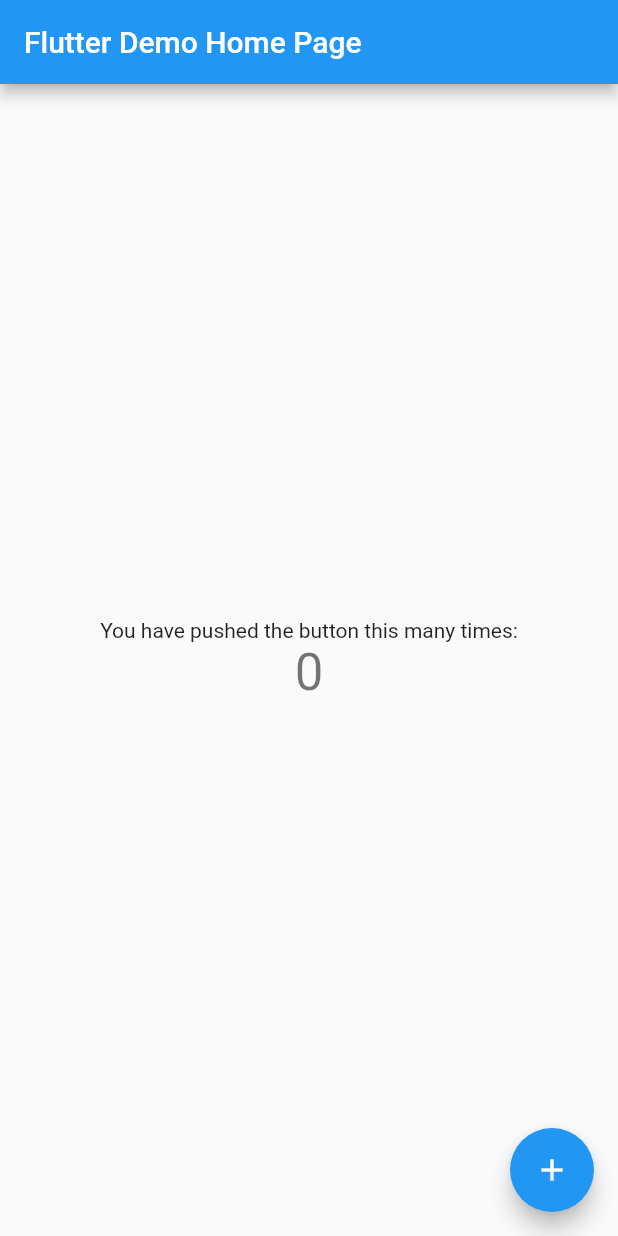
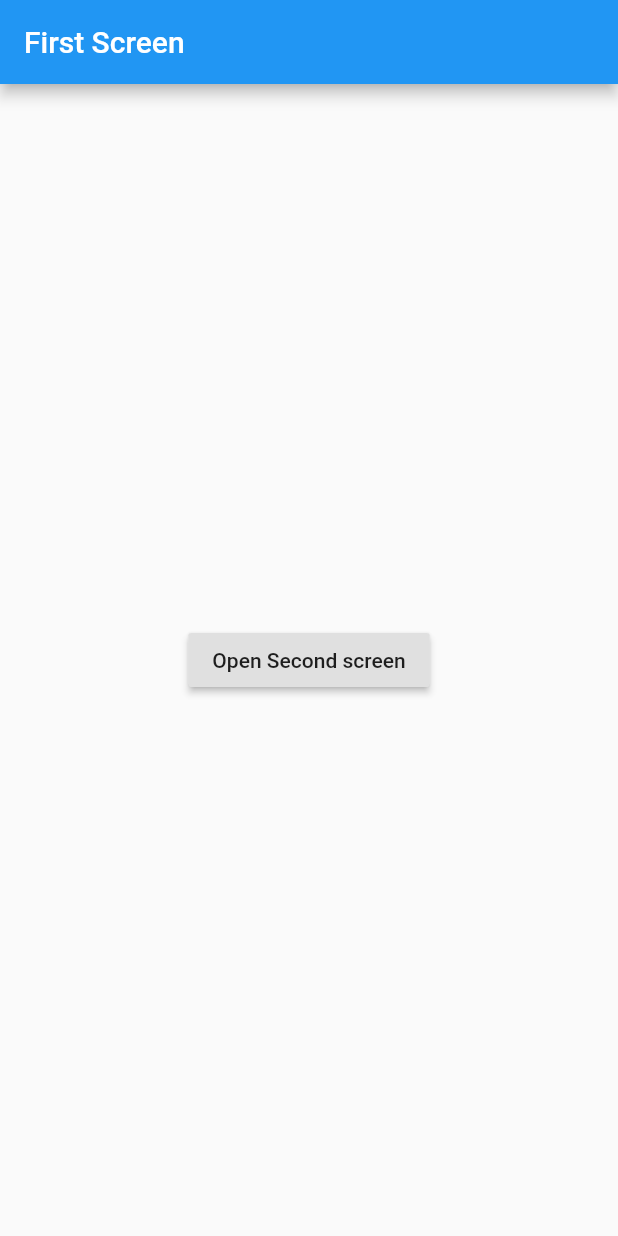
Before and after one commit to zeh/flutter_transitions, a Flutter app: the screen it shows after launch, on a phone screen of 412 x 824 dp. Run offline on Flutter 3.47's test engine with Material 2 defaults, Android fonts, the phone set to English and light mode, and no system bars.

Commit message:
Replaced project scaffolding with a simple navigation base

```diff
--- a/lib/main.dart
+++ b/lib/main.dart
@@ -3,109 +3,60 @@ import 'package:flutter/material.dart';
 void main() => runApp(MyApp());
 
 class MyApp extends StatelessWidget {
-  // This widget is the root of your application.
   @override
   Widget build(BuildContext context) {
     return MaterialApp(
-      title: 'Flutter Demo',
+      title: 'Transitions',
+      initialRoute: FirstScreen.routeName,
+      routes: {
+        FirstScreen.routeName: (context) => FirstScreen(),
+        SecondScreen.routeName: (context) => SecondScreen(),
+      },
       theme: ThemeData(
-        // This is the theme of your application.
-        //
-        // Try running your application with "flutter run". You'll see the
-        // application has a blue toolbar. Then, without quitting the app, try
-        // changing the primarySwatch below to Colors.green and then invoke
-        // "hot reload" (press "r" in the console where you ran "flutter run",
-        // or simply save your changes to "hot reload" in a Flutter IDE).
-        // Notice that the counter didn't reset back to zero; the application
-        // is not restarted.
         primarySwatch: Colors.blue,
       ),
-      home: MyHomePage(title: 'Flutter Demo Home Page'),
     );
   }
 }
 
-class MyHomePage extends StatefulWidget {
-  MyHomePage({Key key, this.title}) : super(key: key);
-
-  // This widget is the home page of your application. It is stateful, meaning
-  // that it has a State object (defined below) that contains fields that affect
-  // how it looks.
-
-  // This class is the configuration for the state. It holds the values (in this
-  // case the title) provided by the parent (in this case the App widget) and
-  // used by the build method of the State. Fields in a Widget subclass are
-  // always marked "final".
-
-  final String title;
-
-  @override
-  _MyHomePageState createState() => _MyHomePageState();
-}
-
-class _MyHomePageState extends State<MyHomePage> {
-  int _counter = 0;
-
-  void _incrementCounter() {
-    setState(() {
-      // This call to setState tells the Flutter framework that something has
-      // changed in this State, which causes it to rerun the build method below
-      // so that the display can reflect the updated values. If we changed
-      // _counter without calling setState(), then the build method would not be
-      // called again, and so nothing would appear to happen.
-      _counter++;
-    });
-  }
+class FirstScreen extends StatelessWidget {
+  static const routeName = '/first';
 
   @override
   Widget build(BuildContext context) {
-    // This method is rerun every time setState is called, for instance as done
-    // by the _incrementCounter method above.
-    //
-    // The Flutter framework has been optimized to make rerunning build methods
-    // fast, so that you can just rebuild anything that needs updating rather
-    // than having to individually change instances of widgets.
     return Scaffold(
       appBar: AppBar(
-        // Here we take the value from the MyHomePage object that was created by
-        // the App.build method, and use it to set our appbar title.
-        title: Text(widget.title),
+        title: Text('First Screen'),
       ),
       body: Center(
-        // Center is a layout widget. It takes a single child and positions it
-        // in the middle of the parent.
-        child: Column(
-          // Column is also a layout widget. It takes a list of children and
-          // arranges them vertically. By default, it sizes itself to fit its
-          // children horizontally, and tries to be as tall as its parent.
-          //
-          // Invoke "debug painting" (press "p" in the console, choose the
-          // "Toggle Debug Paint" action from the Flutter Inspector in Android
-          // Studio, or the "Toggle Debug Paint" command in Visual Studio Code)
-          // to see the wireframe for each widget.
-          //
-          // Column has various properties to control how it sizes itself and
-          // how it positions its children. Here we use mainAxisAlignment to
-          // center the children vertically; the main axis here is the vertical
-          // axis because Columns are vertical (the cross axis would be
-          // horizontal).
-          mainAxisAlignment: MainAxisAlignment.center,
-          children: <Widget>[
-            Text(
-              'You have pushed the button this many times:',
-            ),
-            Text(
-              '$_counter',
-              style: Theme.of(context).textTheme.display1,
-            ),
-          ],
+        child: RaisedButton(
+          child: Text('Open Second screen'),
+          onPressed: () {
+            Navigator.pushNamed(context, SecondScreen.routeName);
+          },
         ),
       ),
-      floatingActionButton: FloatingActionButton(
-        onPressed: _incrementCounter,
-        tooltip: 'Increment',
-        child: Icon(Icons.add),
-      ), // This trailing comma makes auto-formatting nicer for build methods.
     );
   }
 }
+
+class SecondScreen extends StatelessWidget {
+  static const routeName = '/second';
+
+  @override
+  Widget build(BuildContext context) {
+    return Scaffold(
+      appBar: AppBar(
+        title: Text("Second Screen"),
+      ),
+      body: Center(
+        child: RaisedButton(
+          onPressed: () {
+            Navigator.pop(context);
+          },
+          child: Text('Go back!'),
+        ),
+      ),
+    );
+  }
+}
```
